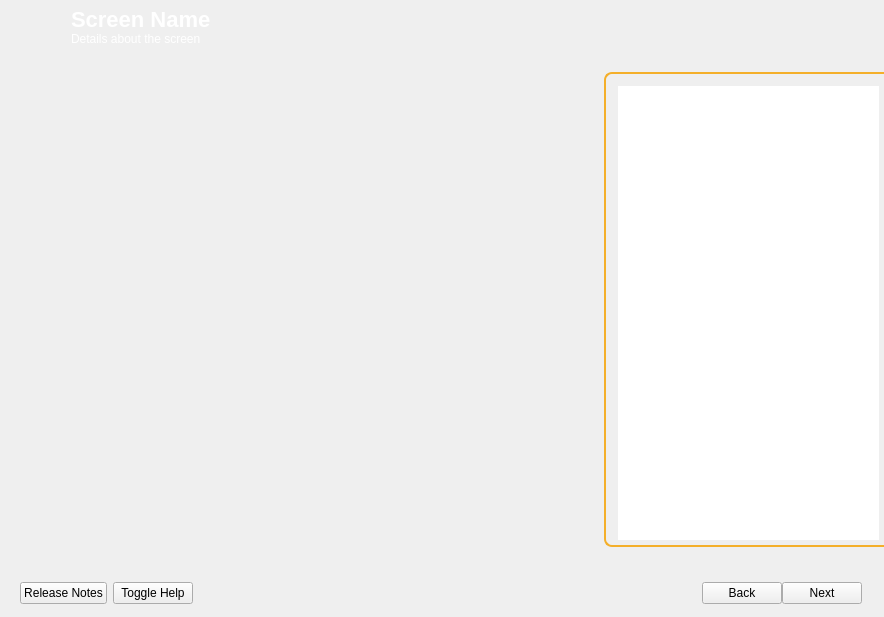
This is yali4/gui/Ui/main.ui in dadas45li/yali as Qt 5 draws it before an edit. The edited form follows.
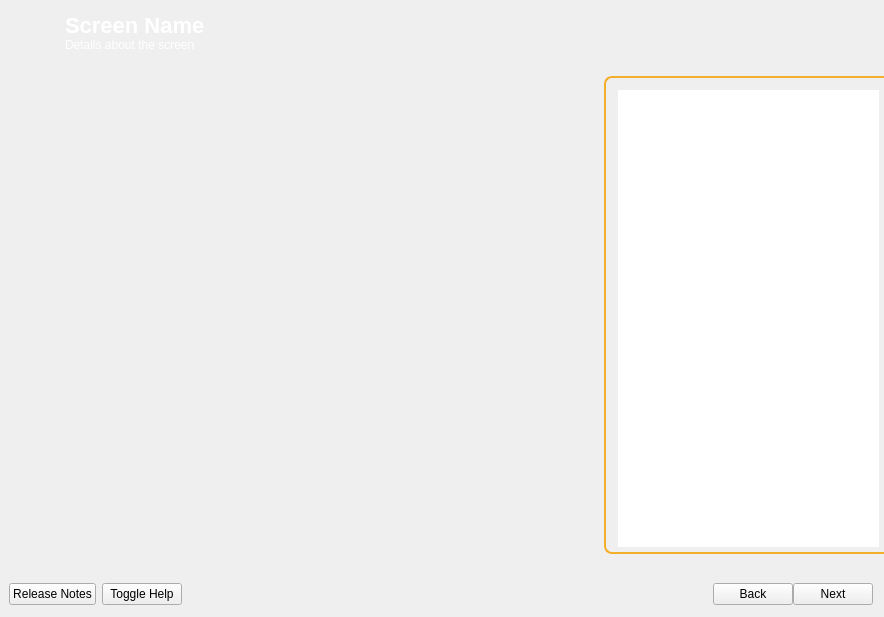
This is the edited form. Icons and pictures are not drawn.

```diff
--- a/yali4/gui/Ui/main.ui
+++ b/yali4/gui/Ui/main.ui
@@ -305,14 +305,23 @@
 }</string>
   </property>
   <layout class="QGridLayout" >
+   <property name="leftMargin" >
+    <number>9</number>
+   </property>
    <property name="topMargin" >
-    <number>7</number>
+    <number>3</number>
    </property>
    <property name="rightMargin" >
     <number>0</number>
    </property>
    <property name="bottomMargin" >
-    <number>4</number>
+    <number>3</number>
+   </property>
+   <property name="horizontalSpacing" >
+    <number>0</number>
+   </property>
+   <property name="verticalSpacing" >
+    <number>0</number>
    </property>
    <item row="0" column="0" >
     <widget class="QFrame" name="frame_4" >
@@ -328,17 +337,26 @@
      <property name="frameShadow" >
       <enum>QFrame::Raised</enum>
      </property>
-     <layout class="QHBoxLayout" >
+     <layout class="QGridLayout" >
       <property name="leftMargin" >
-       <number>4</number>
+       <number>0</number>
       </property>
       <property name="topMargin" >
        <number>0</number>
       </property>
+      <property name="rightMargin" >
+       <number>0</number>
+      </property>
       <property name="bottomMargin" >
        <number>0</number>
       </property>
-      <item>
+      <property name="horizontalSpacing" >
+       <number>0</number>
+      </property>
+      <property name="verticalSpacing" >
+       <number>0</number>
+      </property>
+      <item row="0" column="0" >
        <widget class="QLabel" name="screenIcon" >
         <property name="maximumSize" >
          <size>
@@ -354,11 +372,33 @@
         </property>
        </widget>
       </item>
-      <item>
+      <item row="0" column="1" >
        <layout class="QVBoxLayout" >
         <property name="spacing" >
          <number>0</number>
         </property>
+        <property name="leftMargin" >
+         <number>6</number>
+        </property>
+        <property name="topMargin" >
+         <number>4</number>
+        </property>
+        <item>
+         <spacer>
+          <property name="orientation" >
+           <enum>Qt::Vertical</enum>
+          </property>
+          <property name="sizeType" >
+           <enum>QSizePolicy::Fixed</enum>
+          </property>
+          <property name="sizeHint" >
+           <size>
+            <width>20</width>
+            <height>6</height>
+           </size>
+          </property>
+         </spacer>
+        </item>
         <item>
          <widget class="QLabel" name="screenName" >
           <property name="styleSheet" >
@@ -370,6 +410,9 @@
           <property name="textFormat" >
            <enum>Qt::RichText</enum>
           </property>
+          <property name="alignment" >
+           <set>Qt::AlignBottom|Qt::AlignLeading|Qt::AlignLeft</set>
+          </property>
          </widget>
         </item>
         <item>
@@ -380,9 +423,30 @@
           <property name="text" >
            <string>Details about the screen</string>
           </property>
+          <property name="alignment" >
+           <set>Qt::AlignLeading|Qt::AlignLeft|Qt::AlignTop</set>
+          </property>
          </widget>
         </item>
        </layout>
+      </item>
+      <item row="0" column="2" >
+       <layout class="QVBoxLayout" >
+        <item>
+         <spacer>
+          <property name="orientation" >
+           <enum>Qt::Vertical</enum>
+          </property>
+          <property name="sizeType" >
+           <enum>QSizePolicy::Fixed</enum>
+          </property>
+          <property name="sizeHint" >
+           <size>
+            <width>20</width>
+            <height>10</height>
+           </size>
+          </property>
+         </spacer>
       </item>
       <item>
        <widget class="QLabel" name="label_4" >
@@ -400,7 +464,9 @@
         </property>
        </widget>
       </item>
-      <item>
+       </layout>
+      </item>
+      <item row="0" column="3" >
        <spacer>
         <property name="orientation" >
          <enum>Qt::Horizontal</enum>
@@ -410,8 +476,8 @@
         </property>
         <property name="sizeHint" >
          <size>
-          <width>5</width>
-          <height>20</height>
+          <width>12</width>
+          <height>53</height>
          </size>
         </property>
        </spacer>
@@ -536,10 +602,10 @@
        </property>
        <layout class="QHBoxLayout" >
         <property name="leftMargin" >
-         <number>9</number>
+         <number>0</number>
         </property>
         <property name="rightMargin" >
-         <number>22</number>
+         <number>11</number>
         </property>
         <item>
          <layout class="QHBoxLayout" >
```
Lines whose indentation alone changed are shown as unchanged.
